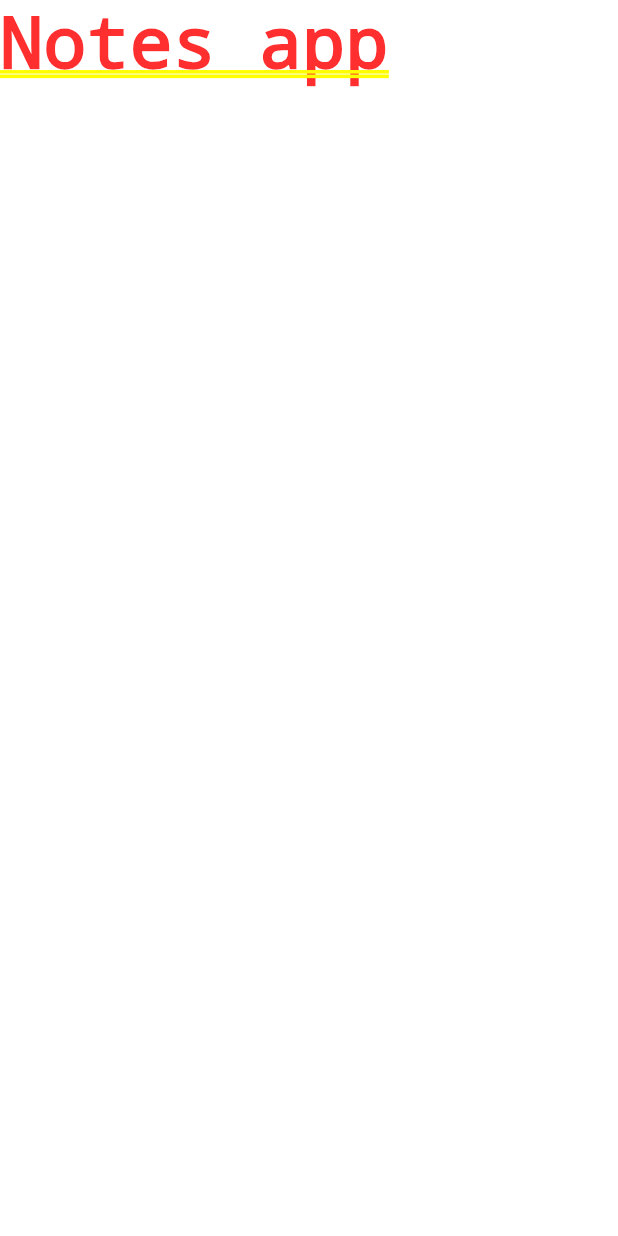
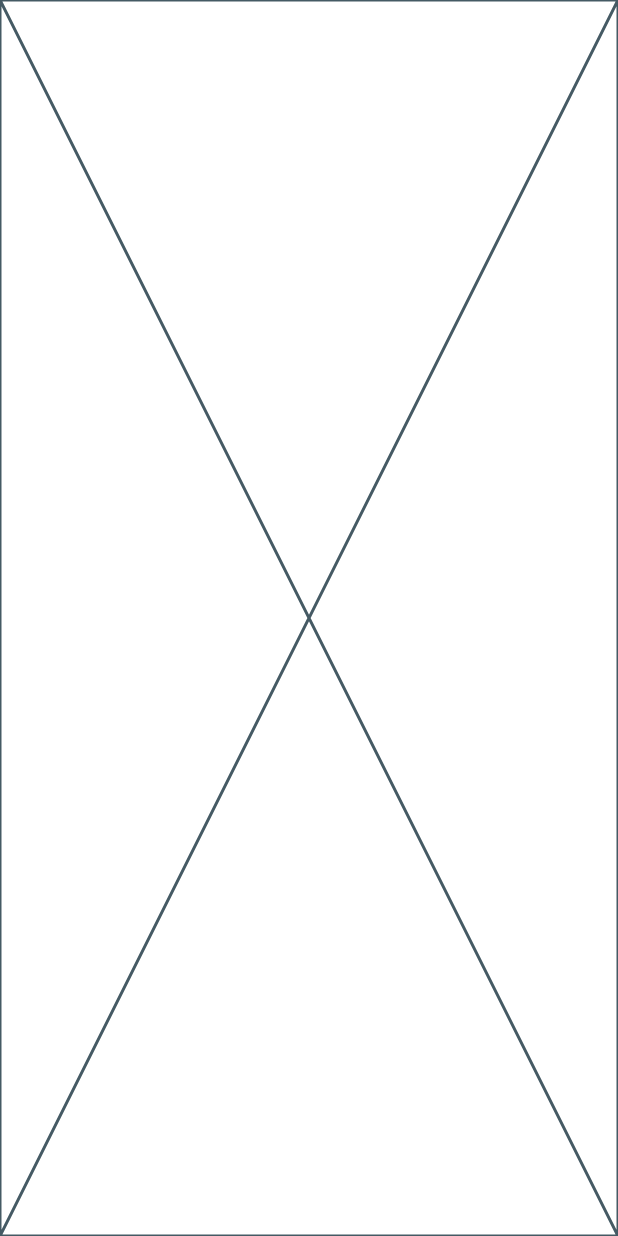
Before and after one commit to 1MH-s/notes_app, a Flutter app: the screen it shows after launch, on a phone screen of 412 x 824 dp. Run offline on Flutter 3.47's test engine with Material 3 defaults, Android fonts, the phone set to English and light mode, and no system bars.

Commit message:
added notes_view.dart

```diff
--- a/lib/main.dart
+++ b/lib/main.dart
@@ -1,4 +1,7 @@
 import 'package:flutter/material.dart';
+
+//Views:
+import 'package:notes_app/views/notes_view.dart';
 
 void main() {
   runApp(const NotesApp());
@@ -15,7 +18,7 @@ class NotesApp extends StatelessWidget {
         useMaterial3: true,
         brightness: Brightness.dark,
       ),
-      home: const Text('Notes app'),
+      home: const NotesView(),
     );
   }
 }
--- /dev/null
+++ b/lib/views/notes_view.dart
@@ -0,0 +1,11 @@
+//Flutter:
+import 'package:flutter/material.dart';
+
+class NotesView extends StatelessWidget {
+  const NotesView({super.key});
+
+  @override
+  Widget build(BuildContext context) {
+    return const Placeholder();
+  }
+}
```
